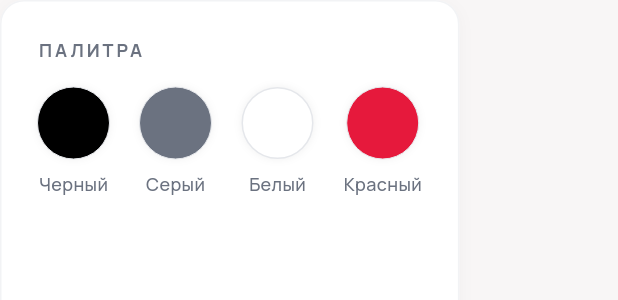
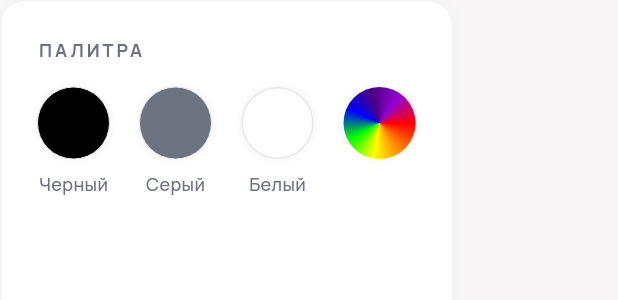
Before and after one commit to faradzhalelov/wedding, a Flutter app: the _ColorPalette widget shown alone on an empty page, opened directly, on a phone screen of 412 x 824 dp. Shown: the top 300 px of the screen. Run offline on Flutter 3.47's test engine with Material 3 defaults, Android fonts, the phone set to English and light mode, and no system bars; our stand-ins replace firebase_core, google_fonts, visibility_detector; accounts and stored records are empty; network calls fail.

Commit message:
add gradient circle

```diff
--- a/lib/l10n/app_en.arb
+++ b/lib/l10n/app_en.arb
@@ -8,6 +8,10 @@
     "colorBlack": "Black",
     "colorGrey": "Grey",
     "colorWhite": "White",
+    "colorBeige": "Beige",
+    "colorNavy": "Navy",
+    "colorBurgundy": "Burgundy",
+    "colorOlive": "Olive",
     "colorRed": "Red Accent",
     "guidelineMonochromeTitle": "Monochrome",
     "guidelineMonochromeDesc": "Stick to black, white, grey, or muted earth tones. We are aiming for a cohesive, editorial vibe for our wedding photos.",
--- a/lib/l10n/app_kk.arb
+++ b/lib/l10n/app_kk.arb
@@ -8,6 +8,10 @@
     "colorBlack": "Қара",
     "colorGrey": "Сұр",
     "colorWhite": "Ақ",
+    "colorBeige": "Бежевый",
+    "colorNavy": "Көк",
+    "colorBurgundy": "Бордо",
+    "colorOlive": "Зәйтүн",
     "colorRed": "Қызыл",
     "guidelineMonochromeTitle": "Монохром",
     "guidelineMonochromeDesc": "Қара, ақ, сұр немесе бәсеңдетілген жер түстерін қолданыңыз. Біз үйлену фотосуреттері үшін үйлесімді стильге ұмтыламыз.",
--- a/lib/l10n/app_localizations.dart
+++ b/lib/l10n/app_localizations.dart
@@ -150,6 +150,30 @@ abstract class AppLocalizations {
   /// In en, this message translates to:
   /// **'White'**
   String get colorWhite;
+
+  /// No description provided for @colorBeige.
+  ///
+  /// In en, this message translates to:
+  /// **'Beige'**
+  String get colorBeige;
+
+  /// No description provided for @colorNavy.
+  ///
+  /// In en, this message translates to:
+  /// **'Navy'**
+  String get colorNavy;
+
+  /// No description provided for @colorBurgundy.
+  ///
+  /// In en, this message translates to:
+  /// **'Burgundy'**
+  String get colorBurgundy;
+
+  /// No description provided for @colorOlive.
+  ///
+  /// In en, this message translates to:
+  /// **'Olive'**
+  String get colorOlive;
 
   /// No description provided for @colorRed.
   ///
--- a/lib/l10n/app_ru.arb
+++ b/lib/l10n/app_ru.arb
@@ -8,6 +8,10 @@
     "colorBlack": "Черный",
     "colorGrey": "Серый",
     "colorWhite": "Белый",
+    "colorBeige": "Бежевый",
+    "colorNavy": "Синий",
+    "colorBurgundy": "Бордовый",
+    "colorOlive": "Оливковый",
     "colorRed": "Красный",
     "guidelineMonochromeTitle": "Монохром",
     "guidelineMonochromeDesc": "Придерживайтесь черного, белого, серого или приглушенных земляных тонов. Мы стремимся к единому стилю для наших свадебных фотографий.",
--- a/lib/sections/dress_code_section.dart
+++ b/lib/sections/dress_code_section.dart
@@ -159,10 +159,10 @@ class _ColorPalette extends StatelessWidget {
   Widget build(BuildContext context) {
     final l10n = context.localization;
     final colors = [
-      (l10n.colorBlack, Colors.black),
-      (l10n.colorGrey, const Color(0xFF6B7280)),
-      (l10n.colorWhite, Colors.white),
-      (l10n.colorRed, AppColors.primary),
+      (l10n.colorBlack, Colors.black, false),
+      (l10n.colorGrey, const Color(0xFF6B7280), false),
+      (l10n.colorWhite, Colors.white, false),
+      ('', AppColors.primary, true), // multicolor indicator
     ];
 
     return Container(
@@ -197,7 +197,9 @@ class _ColorPalette extends StatelessWidget {
               for (int i = 0; i < colors.length; i++) ...[
                 Column(
                   children: [
-                    Container(
+                    colors[i].$3
+                        ? _MultiColorCircle()
+                        : Container(
                             width: 48,
                             height: 48,
                             decoration: BoxDecoration(
@@ -227,6 +229,38 @@ class _ColorPalette extends StatelessWidget {
                 if (i < colors.length - 1) const SizedBox(width: 20),
               ],
             ],
+          ),
+        ],
+      ),
+    );
+  }
+}
+
+class _MultiColorCircle extends StatelessWidget {
+  @override
+  Widget build(BuildContext context) {
+    return Container(
+      width: 48,
+      height: 48,
+      decoration: BoxDecoration(
+        shape: BoxShape.circle,
+        gradient: const SweepGradient(
+          colors: [
+            Color(0xFFFF0000), // Red
+            Color(0xFFFF7F00), // Orange
+            Color(0xFFFFFF00), // Yellow
+            Color(0xFF00FF00), // Green
+            Color(0xFF0000FF), // Blue
+            Color(0xFF4B0082), // Indigo
+            Color(0xFF9400D3), // Violet
+            Color(0xFFFF0000), // Red again to complete the circle
+          ],
+          stops: [0.0, 0.14, 0.28, 0.42, 0.57, 0.71, 0.85, 1.0],
+        ),
+        boxShadow: [
+          BoxShadow(
+            color: Colors.black.withValues(alpha: 0.06),
+            blurRadius: 4,
           ),
         ],
       ),
```
Also changed, not shown: lib/l10n/app_localizations_en.dart (+12 -0 lines), lib/l10n/app_localizations_kk.dart (+12 -0 lines), lib/l10n/app_localizations_ru.dart (+12 -0 lines), lib/sections/rsvp_section.dart (+8 -8 lines). Lines whose indentation alone changed are shown as unchanged.
